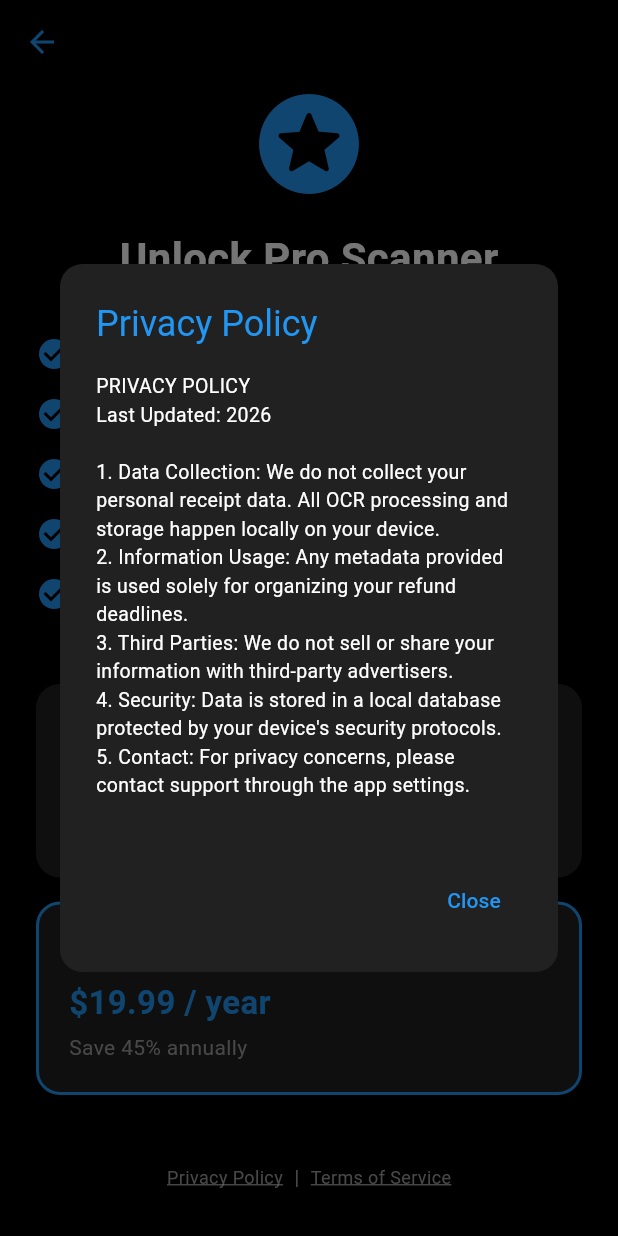
After one commit to Muhammad572/Refund_tracker-Flutter, a Flutter app: the SubscriptionScreen screen opened directly, after a tap on "Privacy Policy", on a phone screen of 412 x 824 dp. The commit adds this screen. Run offline on Flutter 3.47's test engine with Material 3 defaults, Android fonts, the phone set to English and light mode, and no system bars; our stand-ins replace camera, flutter_local_notifications, flutter_native_splash, flutter_timezone, image_picker, in_app_purchase and 4 more; missing offline and left inert: device_calendar, google_mlkit_text_recognition; accounts and stored records are empty.

Commit message:
added subcription screen

```diff
--- a/lib/screens/ocr_screen.dart
+++ b/lib/screens/ocr_screen.dart
@@ -1,4 +1,5 @@
 import 'dart:io';
+import 'dart:async'; // Added for StreamSubscription
 import 'package:flutter/material.dart';
 import 'package:image_picker/image_picker.dart';
 import 'package:google_mlkit_text_recognition/google_mlkit_text_recognition.dart';
@@ -8,6 +9,7 @@ import 'package:path_provider/path_provider.dart'; // Added for Step 7
 import 'package:path/path.dart' as p; // Added for Step 7
 import 'package:in_app_purchase/in_app_purchase.dart'; // Added for IAP
 import 'package:shared_preferences/shared_preferences.dart'; // Added for Free Trial check
+import 'package:url_launcher/url_launcher.dart'; // Added for Privacy Link
 import '../services/database_service.dart';
 import '../models/receipt_model.dart';
 import '../services/notification_service.dart';
@@ -18,6 +20,7 @@ import 'refund_list_screen.dart'; // Added to ensure correct navigation after up
 import 'package:timezone/timezone.dart' as tz;
 import 'package:timezone/timezone.dart' as tz;
 import 'package:timezone/data/latest.dart' as tz;
+import 'subscription_screen.dart';
 
 class OcrScreen extends StatefulWidget {
   final Receipt? existingReceipt;
@@ -55,6 +58,10 @@ class _OcrScreenState extends State<OcrScreen> {
   // --- IAP VARIABLES ---
   final InAppPurchase _inAppPurchase = InAppPurchase.instance;
   final String _productId = 'next_scan_299';
+  late StreamSubscription<List<PurchaseDetails>> _subscription; // Listener for payments
+
+  // --- DEMO LINK VARIABLE ---
+  final String _demoPolicyUrl = "https://sites.google.com/view/refundtracker-privacy";
 
   Future<void> _syncToCalendar({
     required String storeName,
@@ -123,17 +130,30 @@ class _OcrScreenState extends State<OcrScreen> {
       context: context,
       builder: (context) => AlertDialog(
         backgroundColor: Colors.grey[900],
-        title: const Text("Scan Limit Reached", style: TextStyle(color: Colors.blue)),
-        content: const Text("You can have one active receipt for free. Pay \$2.99 to add more or delete the existing one.", style: TextStyle(color: Colors.white)),
+        shape: RoundedRectangleBorder(borderRadius: BorderRadius.circular(15)),
+        title: const Text("Scan Limit Reached", style: TextStyle(color: Colors.blue, fontWeight: FontWeight.bold)),
+        content: const Text(
+          "You can have one active receipt for free. Please view our plans to unlock unlimited scans.",
+          style: TextStyle(color: Colors.white),
+        ),
         actions: [
-          TextButton(onPressed: () => Navigator.pop(context), child: const Text("Cancel", style: TextStyle(color: Colors.grey))),
+          TextButton(
+            onPressed: () => Navigator.pop(context),
+            child: const Text("Cancel", style: TextStyle(color: Colors.grey)),
+          ),
           ElevatedButton(
-            style: ElevatedButton.styleFrom(backgroundColor: Colors.blue),
+            style: ElevatedButton.styleFrom(
+                backgroundColor: Colors.blue,
+                shape: RoundedRectangleBorder(borderRadius: BorderRadius.circular(8))
+            ),
             onPressed: () {
               Navigator.pop(context);
-              _initiatePurchase(source);
+              Navigator.push(
+                context,
+                MaterialPageRoute(builder: (context) => const SubscriptionScreen()),
+              );
             },
-            child: const Text("Pay \$2.99", style: TextStyle(color: Colors.white)),
+            child: const Text("View Plans", style: TextStyle(color: Colors.white)),
           ),
         ],
       ),
@@ -151,15 +171,40 @@ class _OcrScreenState extends State<OcrScreen> {
     if (response.productDetails.isNotEmpty) {
       final PurchaseParam purchaseParam = PurchaseParam(productDetails: response.productDetails.first);
       _inAppPurchase.buyConsumable(purchaseParam: purchaseParam);
+    }
+  }
 
-      // Note: In real app, listen to purchaseStream. For now, we proceed to scan.
-      _pickImage(source);
+  // --- IAP LOGIC: Listen for success ---
+  void _listenToPurchaseUpdated(List<PurchaseDetails> purchaseDetailsList, ImageSource source) {
+    for (var purchaseDetails in purchaseDetailsList) {
+      if (purchaseDetails.status == PurchaseStatus.purchased ||
+          purchaseDetails.status == PurchaseStatus.restored) {
+        // Complete the transaction
+        if (purchaseDetails.pendingCompletePurchase) {
+          _inAppPurchase.completePurchase(purchaseDetails);
+        }
+        // Success! Now open the scanner
+        _pickImage(source);
+      } else if (purchaseDetails.status == PurchaseStatus.error) {
+        debugPrint("Purchase Error: ${purchaseDetails.error}");
+      }
     }
   }
 
   @override
   void initState() {
     super.initState();
+
+    // Initialize IAP listener
+    final Stream<List<PurchaseDetails>> purchaseUpdated = _inAppPurchase.purchaseStream;
+    _subscription = purchaseUpdated.listen((purchaseDetailsList) {
+      _listenToPurchaseUpdated(purchaseDetailsList, ImageSource.camera);
+    }, onDone: () {
+      _subscription.cancel();
+    }, onError: (error) {
+      debugPrint("IAP Stream Error: $error");
+    });
+
     if (widget.existingReceipt != null) {
       _storeController.text = widget.existingReceipt!.storeName;
       _amountController.text = widget.existingReceipt!.amount.toString();
@@ -191,6 +236,7 @@ class _OcrScreenState extends State<OcrScreen> {
     _storeController.dispose();
     _amountController.dispose();
     _notesController.dispose();
+    _subscription.cancel(); // Stop listening for payments
     super.dispose();
   }
 
--- /dev/null
+++ b/lib/screens/subscription_screen.dart
@@ -0,0 +1,208 @@
+import 'package:flutter/material.dart';
+import 'package:url_launcher/url_launcher.dart';
+import 'dart:io';
+
+class SubscriptionScreen extends StatelessWidget {
+  const SubscriptionScreen({super.key});
+
+  final String _policyUrl = "https://sites.google.com/view/refundtracker-privacy";
+
+  // --- NEW: Function to show Privacy/Terms in a professional dialog ---
+  void _showTextDialog(BuildContext context, String title, String content) {
+    showDialog(
+      context: context,
+      builder: (context) => AlertDialog(
+        backgroundColor: Colors.grey[900],
+        shape: RoundedRectangleBorder(borderRadius: BorderRadius.circular(15)),
+        title: Text(title, style: const TextStyle(color: Colors.blue)),
+        content: SizedBox(
+          width: double.maxFinite,
+          child: SingleChildScrollView(
+            child: Text(
+              content,
+              style: const TextStyle(color: Colors.white, fontSize: 13),
+            ),
+          ),
+        ),
+        actions: [
+          TextButton(
+            onPressed: () => Navigator.pop(context),
+            child: const Text("Close", style: TextStyle(color: Colors.blue)),
+          ),
+        ],
+      ),
+    );
+  }
+
+  @override
+  Widget build(BuildContext context) {
+    return Scaffold(
+      backgroundColor: Colors.black,
+      appBar: AppBar(
+        backgroundColor: Colors.black,
+        elevation: 0,
+        iconTheme: const IconThemeData(color: Colors.blue),
+      ),
+      body: SingleChildScrollView(
+        child: Padding(
+          padding: const EdgeInsets.symmetric(horizontal: 24.0),
+          child: Column(
+            crossAxisAlignment: CrossAxisAlignment.center,
+            children: [
+              // --- TOP SECTION: UNLOCK FEATURES ---
+              const Icon(Icons.stars_rounded, size: 80, color: Colors.blue),
+              const SizedBox(height: 16),
+              const Text(
+                "Unlock Pro Scanner",
+                style: TextStyle(color: Colors.white, fontSize: 28, fontWeight: FontWeight.bold),
+              ),
+              const SizedBox(height: 24),
+              _buildFeatureItem(Icons.check_circle, "Unlimited Receipt Scans"),
+              _buildFeatureItem(Icons.check_circle, "Smart Deadline Reminders"),
+              _buildFeatureItem(Icons.check_circle, "Auto Calendar Sync"),
+              _buildFeatureItem(Icons.check_circle, "Advanced Category Tracking"),
+              _buildFeatureItem(Icons.check_circle, "Secure Local Image Storage"),
+
+              const SizedBox(height: 40),
+
+              // --- MIDDLE SECTION: PACKAGES ---
+              _buildPackageCard(
+                title: "Monthly Plan",
+                price: "\$2.99 / month",
+                description: "Best for short-term tracking",
+                onTap: () {
+                  // TODO: Add IAP Monthly Logic
+                },
+              ),
+              const SizedBox(height: 16),
+              _buildPackageCard(
+                title: "Yearly Plan",
+                price: "\$19.99 / year",
+                description: "Save 45% annually",
+                isPopular: true,
+                onTap: () {
+                  // TODO: Add IAP Yearly Logic
+                },
+              ),
+
+              const SizedBox(height: 40),
+
+              // --- BOTTOM SECTION: POLICIES & RESTORE (LIFTED UP) ---
+              Padding(
+                padding: const EdgeInsets.only(bottom: 60.0),
+                child: Column(
+                  children: [
+                    if (Platform.isIOS)
+                      TextButton(
+                        onPressed: () {
+                          // TODO: Add Restore Purchases Logic
+                        },
+                        child: const Text("Restore Purchases", style: TextStyle(color: Colors.blue)),
+                      ),
+                    const SizedBox(height: 5),
+                    Row(
+                      mainAxisAlignment: MainAxisAlignment.center,
+                      children: [
+                        GestureDetector(
+                          onTap: () => _showTextDialog(context, "Privacy Policy", _privacyText),
+                          child: const Text("Privacy Policy", style: TextStyle(color: Colors.grey, decoration: TextDecoration.underline, fontSize: 12)),
+                        ),
+                        const Text("  |  ", style: TextStyle(color: Colors.grey)),
+                        GestureDetector(
+                          onTap: () => _showTextDialog(context, "Terms of Service", _termsText),
+                          child: const Text("Terms of Service", style: TextStyle(color: Colors.grey, decoration: TextDecoration.underline, fontSize: 12)),
+                        ),
+                      ],
+                    ),
+                  ],
+                ),
+              ),
+              const SizedBox(height: 20),
+            ],
+          ),
+        ),
+      ),
+    );
+  }
+
+  Widget _buildFeatureItem(IconData icon, String text) {
+    return Padding(
+      padding: const EdgeInsets.symmetric(vertical: 8.0),
+      child: Row(
+        children: [
+          Icon(icon, color: Colors.blue, size: 24),
+          const SizedBox(width: 12),
+          Text(text, style: const TextStyle(color: Colors.white, fontSize: 16)),
+        ],
+      ),
+    );
+  }
+
+  Widget _buildPackageCard({
+    required String title,
+    required String price,
+    required String description,
+    required VoidCallback onTap,
+    bool isPopular = false,
+  }) {
+    return GestureDetector(
+      onTap: onTap,
+      child: Container(
+        width: double.infinity,
+        padding: const EdgeInsets.all(20),
+        decoration: BoxDecoration(
+          color: Colors.grey[900],
+          borderRadius: BorderRadius.circular(16),
+          border: Border.all(color: isPopular ? Colors.blue : Colors.transparent, width: 2),
+        ),
+        child: Stack(
+          children: [
+            Column(
+              crossAxisAlignment: CrossAxisAlignment.start,
+              children: [
+                Text(title, style: const TextStyle(color: Colors.white, fontSize: 18, fontWeight: FontWeight.bold)),
+                const SizedBox(height: 4),
+                Text(price, style: const TextStyle(color: Colors.blue, fontSize: 22, fontWeight: FontWeight.bold)),
+                const SizedBox(height: 4),
+                Text(description, style: const TextStyle(color: Colors.grey, fontSize: 14)),
+              ],
+            ),
+            if (isPopular)
+              Positioned(
+                right: 0,
+                top: 0,
+                child: Container(
+                  padding: const EdgeInsets.symmetric(horizontal: 8, vertical: 4),
+                  decoration: BoxDecoration(color: Colors.blue, borderRadius: BorderRadius.circular(8)),
+                  child: const Text("POPULAR", style: TextStyle(color: Colors.white, fontSize: 10, fontWeight: FontWeight.bold)),
+                ),
+              ),
+          ],
+        ),
+      ),
+    );
+  }
+
+  // --- THE LEGAL TEXT STRINGS ---
+  final String _privacyText = """
+PRIVACY POLICY
+Last Updated: 2026
+
+1. Data Collection: We do not collect your personal receipt data. All OCR processing and storage happen locally on your device.
+2. Information Usage: Any metadata provided is used solely for organizing your refund deadlines.
+3. Third Parties: We do not sell or share your information with third-party advertisers.
+4. Security: Data is stored in a local database protected by your device's security protocols.
+5. Contact: For privacy concerns, please contact support through the app settings.
+""";
+
+  final String _termsText = """
+TERMS OF SERVICE
+Last Updated: 2026
+
+1. Acceptance: By using Refund Tracker, you agree to these terms.
+2. Subscriptions: Pro features are billed monthly or yearly. Payment is charged to your App Store/Play Store account.
+3. Cancellation: You can cancel anytime through your store account settings.
+4. Use License: You are granted a personal, non-exclusive license to use the app for personal refund tracking.
+5. Disclaimer: While we strive for accuracy, the app is not responsible for missed refund windows due to OCR errors or device failure.
+""";
+}
--- a/pubspec.yaml
+++ b/pubspec.yaml
@@ -10,7 +10,7 @@ environment:
 dependencies:
   flutter:
     sdk: flutter
-
+  url_launcher: ^6.3.2  # Ye line add karein
   image_picker: ^1.0.7
   google_mlkit_text_recognition: ^0.14.0
   sqflite: ^2.3.0
```
Also changed, not shown: pubspec.lock, 6 other files.
